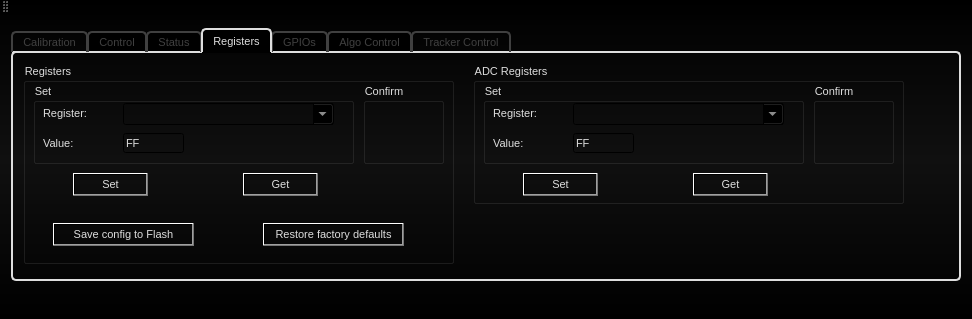
Above: src/AWLQtDemo/awlqtdemo.ui from samanwaya-jena/EVAL-ADAL6110-16-GUI before the change. Below: the same form after it.
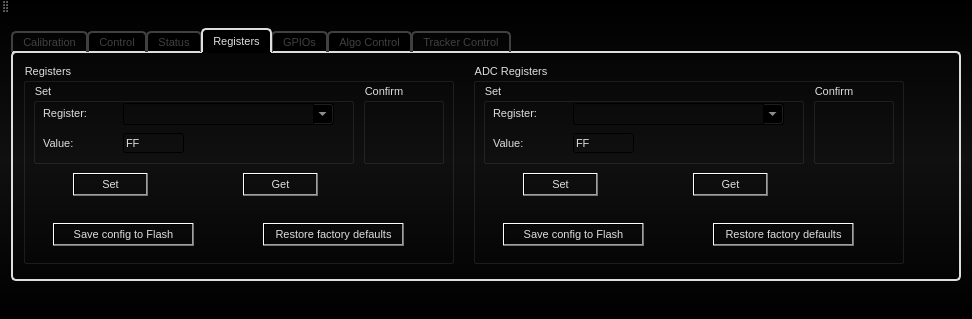
That is the form after the change. Icons and pictures are not drawn.

Commit message: Added SaveToFlash/RestoreFactoryDefaults buttons for internal registers

```diff
--- a/src/AWLQtDemo/awlqtdemo.ui
+++ b/src/AWLQtDemo/awlqtdemo.ui
@@ -3761,7 +3761,7 @@
             <x>460</x>
             <y>10</y>
             <width>431</width>
-            <height>141</height>
+            <height>201</height>
            </rect>
           </property>
           <property name="title">
@@ -3927,6 +3927,42 @@
             </property>
            </widget>
           </widget>
+          <widget class="QPushButton" name="registerADCSaveToFlash">
+           <property name="geometry">
+            <rect>
+             <x>30</x>
+             <y>160</y>
+             <width>141</width>
+             <height>23</height>
+            </rect>
+           </property>
+           <property name="font">
+            <font>
+             <pointsize>-1</pointsize>
+            </font>
+           </property>
+           <property name="text">
+            <string>Save config to Flash</string>
+           </property>
+          </widget>
+          <widget class="QPushButton" name="registerADCRestoreFactoryDefaults">
+           <property name="geometry">
+            <rect>
+             <x>240</x>
+             <y>160</y>
+             <width>141</width>
+             <height>23</height>
+            </rect>
+           </property>
+           <property name="font">
+            <font>
+             <pointsize>-1</pointsize>
+            </font>
+           </property>
+           <property name="text">
+            <string>Restore factory defaults</string>
+           </property>
+          </widget>
          </widget>
         </widget>
         <widget class="QWidget" name="gpiosTab">
```
The commit also changes 4 other files.
